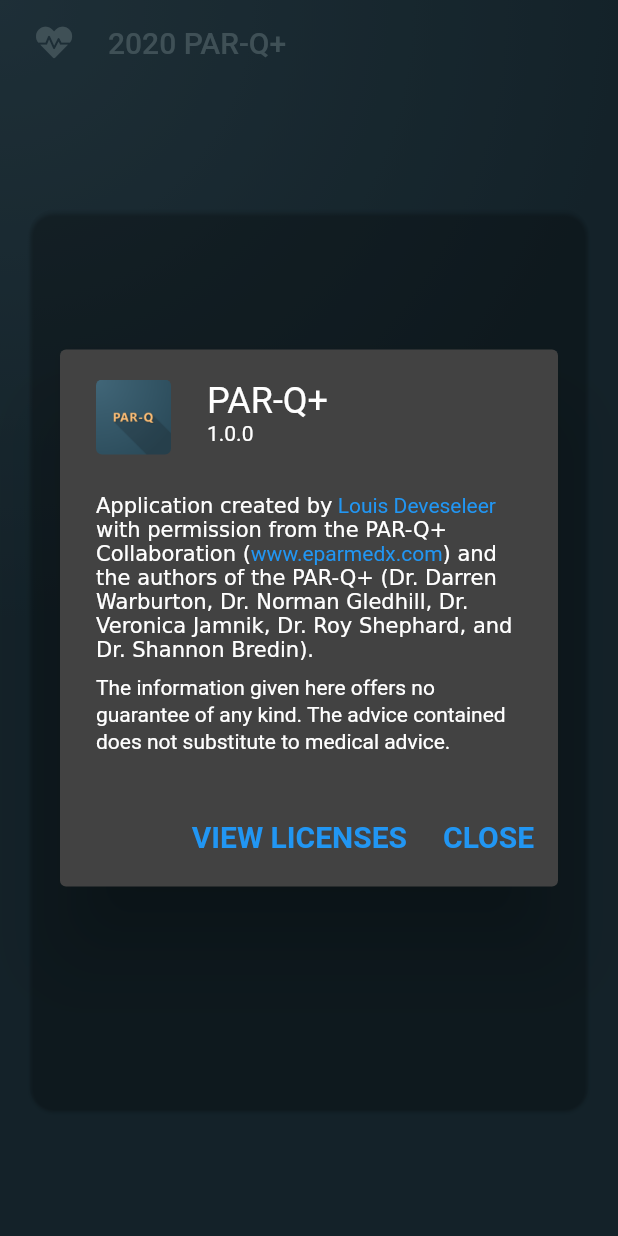
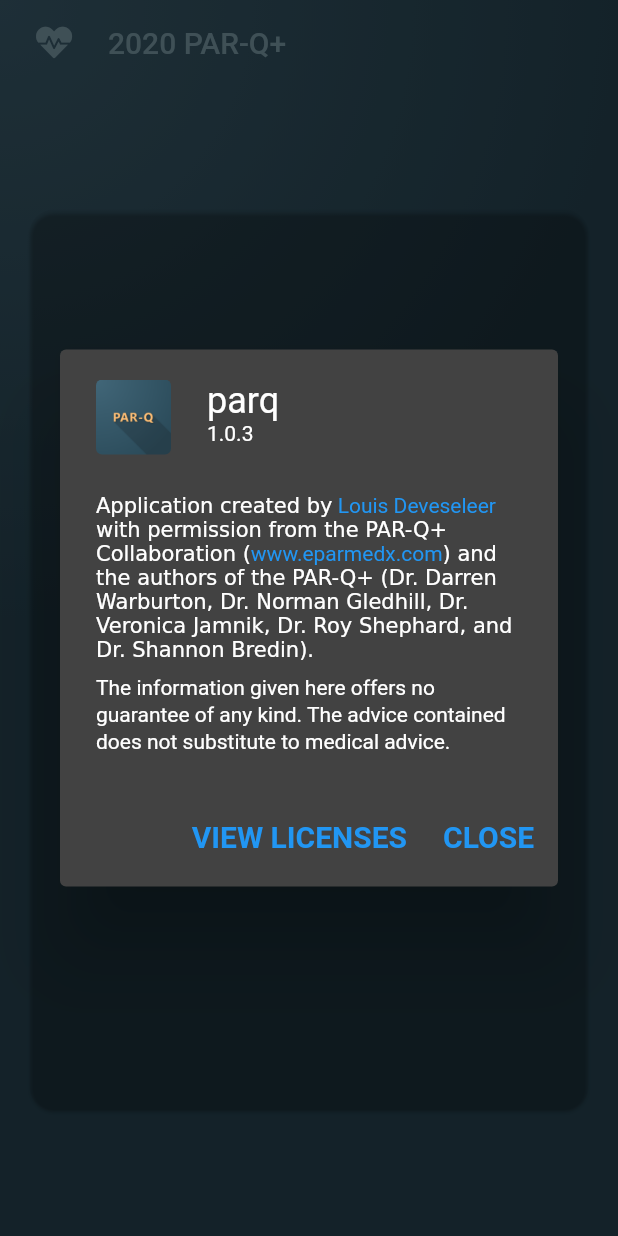
Before and after one commit to louisdeveseleer/parq, a Flutter app: the BasicScreen screen opened directly, after a tap on an icon or button, on a phone screen of 412 x 824 dp. Run offline on Flutter 3.47's test engine with Material 2 defaults, Android fonts, the phone set to English and light mode, and no system bars; our stand-ins replace device_preview, font_awesome_flutter, package_info, page_transition.

Commit message:
- Correction of version number

```diff
--- a/lib/common_widgets/my_show_about_dialog.dart
+++ b/lib/common_widgets/my_show_about_dialog.dart
@@ -1,8 +1,11 @@
 import 'package:flutter/gestures.dart';
 import 'package:flutter/material.dart';
 import 'package:parq/common_widgets/launch_url.dart';
+import 'package:package_info/package_info.dart';
 
 void myShowAboutDialog(BuildContext context) async {
+  PackageInfo packageInfo = await PackageInfo.fromPlatform();
+
   return showAboutDialog(
     context: context,
     applicationIcon: SizedBox(
@@ -12,8 +15,8 @@ void myShowAboutDialog(BuildContext context) async {
         child: Image.asset('assets/logo.png'),
       ),
     ),
-    applicationName: 'PAR-Q+',
-    applicationVersion: '1.0.0',
+    applicationName: packageInfo.appName,
+    applicationVersion: packageInfo.version,
     children: [
       RichText(
         text: TextSpan(
--- a/pubspec.yaml
+++ b/pubspec.yaml
@@ -20,6 +20,7 @@ dependencies:
   url_launcher: ^5.7.7
   cupertino_icons: ^0.1.3
   device_preview: ^0.4.8
+  package_info: ^0.4.3+2
 
 dev_dependencies:
   flutter_test:
```
Also changed, not shown: pubspec.lock.
